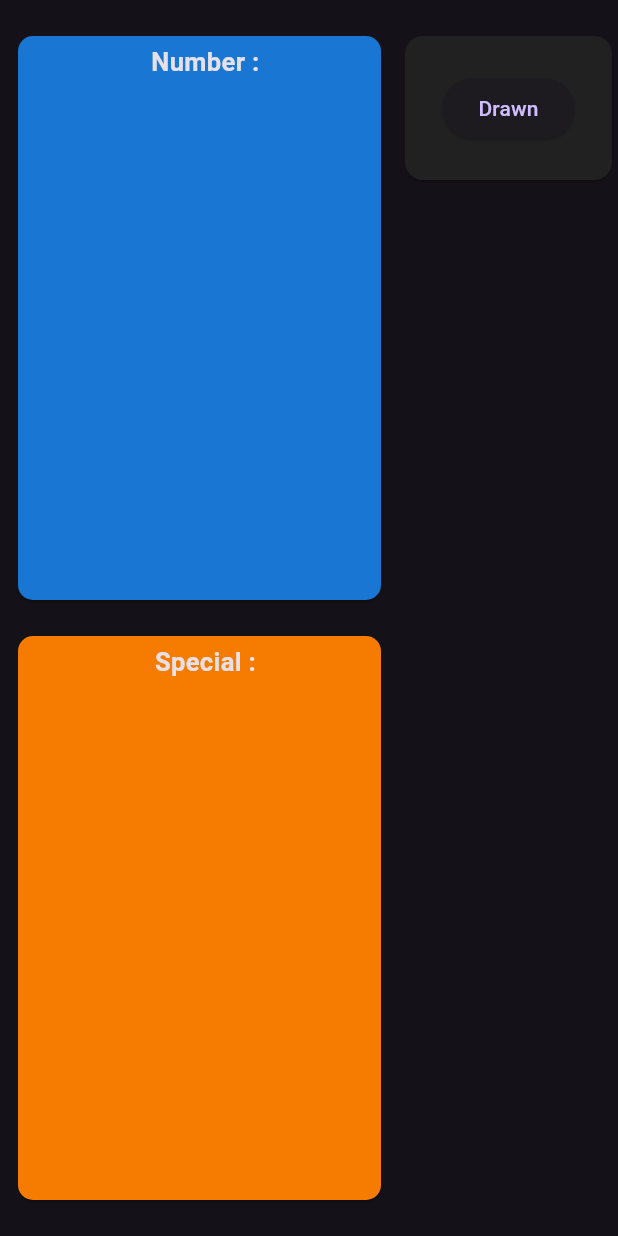
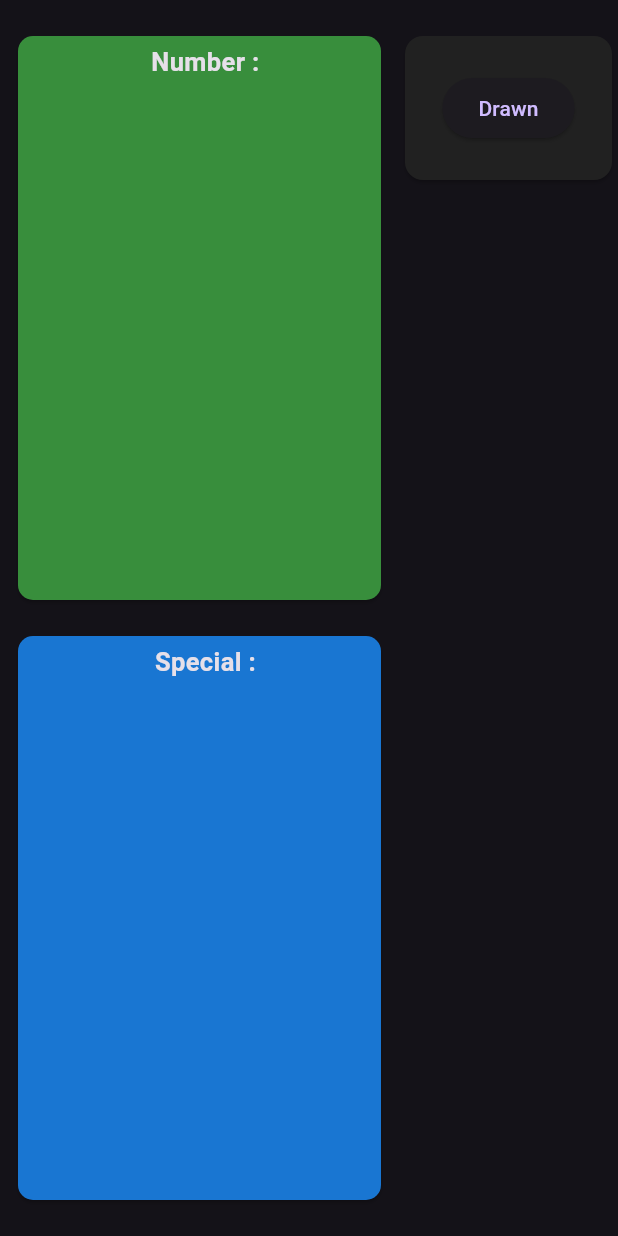
Before and after one commit to ThomasDevApps/lottery, a Flutter app: the screen it shows after launch, on a phone screen of 412 x 824 dp. Run offline on Flutter 3.47's test engine with Material 3 defaults, Android fonts, the phone set to English and light mode, and no system bars; our stand-ins replace csv, freezed_annotation; statements that could not run were skipped.

Commit message:
chore: add doc

```diff
--- a/example/lib/main.dart
+++ b/example/lib/main.dart
@@ -18,6 +18,7 @@ class MyApp extends StatelessWidget {
   @override
   Widget build(BuildContext context) {
     return MaterialApp(
+      debugShowCheckedModeBanner: false,
       title: 'Flutter Demo',
       theme: ThemeData.dark(
         useMaterial3: true,
@@ -28,21 +29,21 @@ class MyApp extends StatelessWidget {
           LotteryOutputs(
             outputs: Lottery().numbers,
             title: 'Number',
-            decoration: const LotteryOutputsDecoration(primary: Colors.blue),
+            decoration: const LotteryOutputsDecoration(primary: Colors.green),
           ),
           LotteryOutputs(
             outputs: Lottery().specialNumbers,
             title: 'Special',
-            decoration: const LotteryOutputsDecoration(primary: Colors.orange),
+            decoration: const LotteryOutputsDecoration(primary: Colors.blue),
           )
         ],
         numbersLength: 4,
         specialNumbersLength: 3,
         numberDecoration: LotteryNumberItemDecoration(
-          backgroundColor: Colors.blue,
+          backgroundColor: Colors.green,
         ),
         specialNumberDecoration: LotteryNumberItemDecoration(
-          backgroundColor: Colors.orange,
+          backgroundColor: Colors.blue,
         ),
       ),
     );
```
Also changed, not shown: example/assets/preview.png (added), 1 other file.
